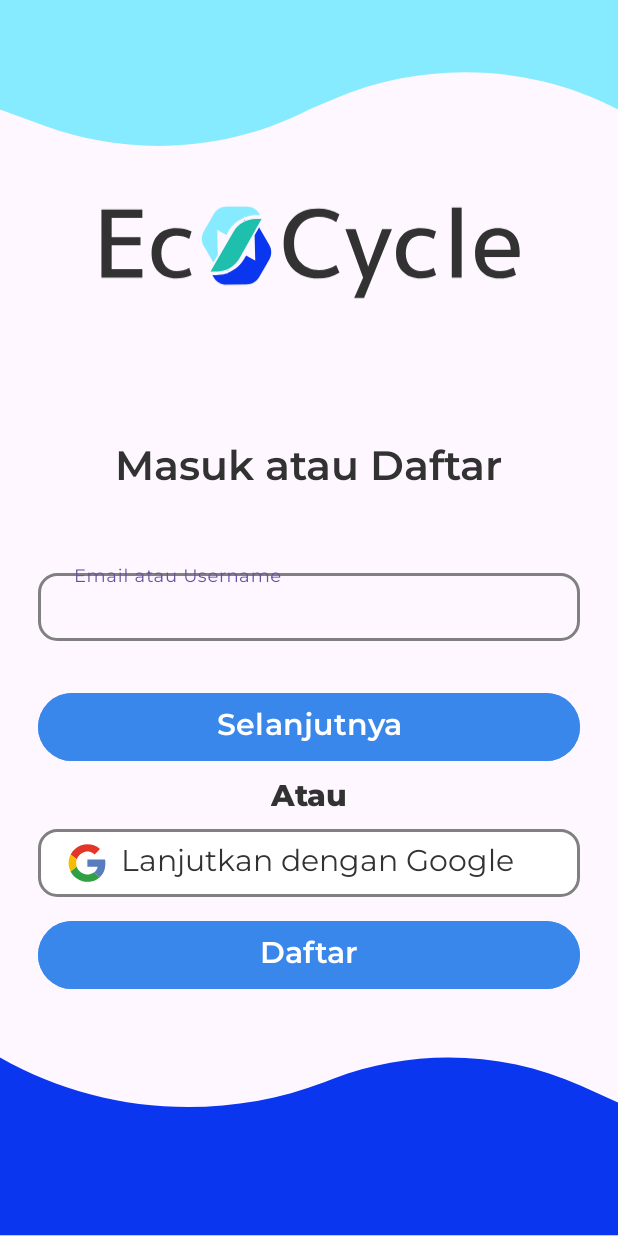
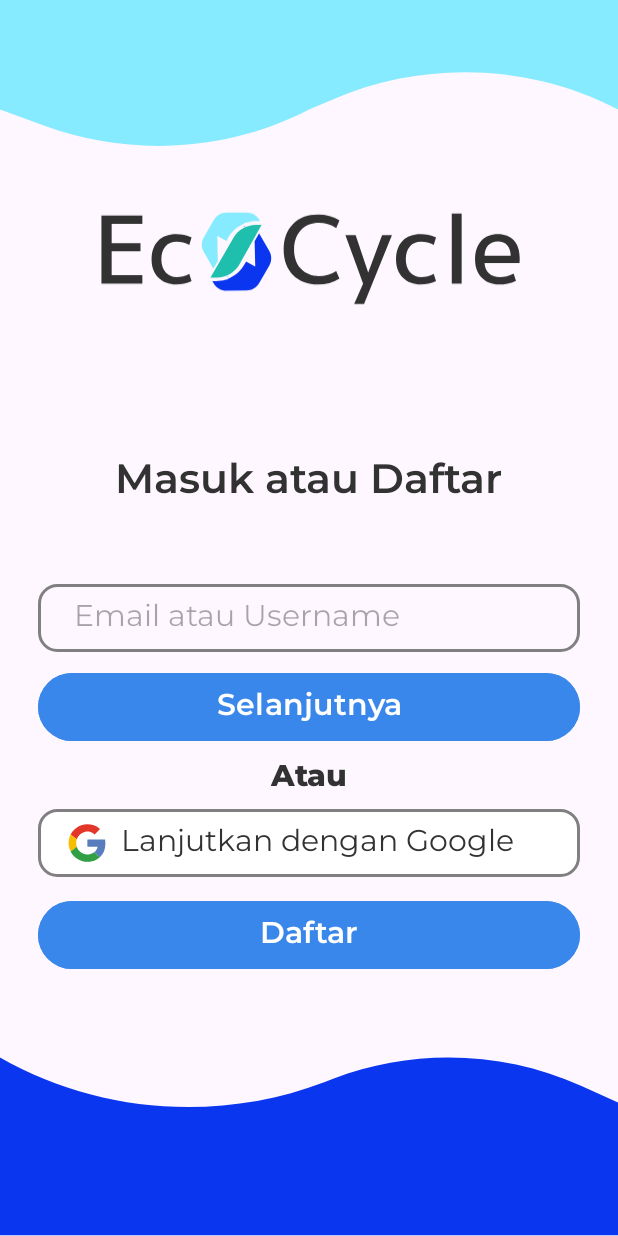
Before and after one commit to WilbertNeilsonSachio/EcoCycle, an Android app: the LoginPageActivity screen opened directly, with no data from a screen before it, on a phone screen of 412 x 824 dp. Run offline under Robolectric (Android 15) with nearby library versions, the phone set to English and light mode, and no system bars; our stand-ins replace Firebase (no records; nobody signed in at launch, a user with empty details on screens opened directly).

Commit message:
fixing crash bug

```diff
--- a/app/src/main/java/com/example/projectecocycle/LoginPageActivity.kt
+++ b/app/src/main/java/com/example/projectecocycle/LoginPageActivity.kt
@@ -10,7 +10,6 @@
 import android.widget.Toast
 import androidx.activity.enableEdgeToEdge
 import androidx.appcompat.app.AppCompatActivity
-import androidx.core.content.ContextCompat
 import androidx.core.view.ViewCompat
 import androidx.core.view.WindowInsetsCompat
 import com.google.android.gms.auth.api.signin.GoogleSignIn
@@ -43,7 +42,7 @@
         auth = FirebaseAuth.getInstance()
 
         // Bind views
-        tvInputEmailAtauUsername = findViewById(R.id.textInputLayout)
+        tvInputEmailAtauUsername = findViewById(R.id.tv_inputemailatauusername)
         tvTombolSelanjutnya = findViewById(R.id.tv_tombolselanjutnya)
         tvDaftarOption = findViewById(R.id.tv_daftaroption)
 
--- a/app/src/main/res/drawable/icon_error.xml
+++ /dev/null
@@ -1,5 +0,0 @@
-<vector xmlns:android="http://schemas.android.com/apk/res/android" android:height="24dp" android:tint="#000000" android:viewportHeight="24" android:viewportWidth="24" android:width="24dp">
-
-    <path android:fillColor="@android:color/white" android:pathData="M12,2C6.48,2 2,6.48 2,12s4.48,10 10,10 10,-4.48 10,-10S17.52,2 12,2zM13,17h-2v-2h2v2zM13,13h-2L11,7h2v6z"/>
-
-</vector>
--- a/app/src/main/res/layout/activity_login_page.xml
+++ b/app/src/main/res/layout/activity_login_page.xml
@@ -27,22 +27,13 @@
         android:layout_width="wrap_content"
         android:layout_height="wrap_content"
         app:layout_constraintTop_toBottomOf="@id/logoEcoCycle"
-        app:layout_constraintBottom_toTopOf="@id/textInputLayout"
+        app:layout_constraintBottom_toTopOf="@id/tv_inputemailatauusername"
         app:layout_constraintStart_toStartOf="parent"
         app:layout_constraintEnd_toEndOf="parent"
         android:padding="10dp"
         android:layout_marginTop="10dp"
         style="@style/subheadingtext"
         />
-    <com.google.android.material.textfield.TextInputLayout
-        android:id="@+id/textInputLayout"
-        android:layout_width="match_parent"
-        android:layout_height="wrap_content"
-        app:layout_constraintTop_toTopOf="parent"
-        app:layout_constraintBottom_toBottomOf="parent"
-        app:layout_constraintStart_toStartOf="parent"
-        app:layout_constraintEnd_toEndOf="parent"
-        app:errorEnabled="true">
     <EditText
         android:id="@+id/tv_inputemailatauusername"
         android:hint="@string/tv_inputemailatauusername"
@@ -59,7 +50,7 @@
         android:fontFamily="@font/montserrat"
         android:textSize="20sp"
         />
-    </com.google.android.material.textfield.TextInputLayout>
+
     <Button
         android:id="@+id/tv_tombolselanjutnya"
         android:text="@string/tv_tombolselanjutnya"
@@ -71,7 +62,7 @@
         android:padding="8dp"
         android:layout_marginTop="10dp"
         android:backgroundTint="@color/royalblue"
-        app:layout_constraintTop_toBottomOf="@id/textInputLayout"
+        app:layout_constraintTop_toBottomOf="@id/tv_inputemailatauusername"
         app:layout_constraintBottom_toTopOf="@id/tv_opsiAtau"
         app:layout_constraintStart_toStartOf="parent"
         app:layout_constraintEnd_toEndOf="parent" />
--- a/gradle/libs.versions.toml
+++ b/gradle/libs.versions.toml
@@ -12,7 +12,6 @@
 material = "1.12.0"
 activity = "1.9.2"
 constraintlayout = "2.1.4"
-materialVersion = "1.9.0"
 playServicesAuthVersion = "20.7.0"
 recyclerview = "1.3.2"
 
@@ -34,7 +33,6 @@
 material = { group = "com.google.android.material", name = "material", version.ref = "material" }
 androidx-activity = { group = "androidx.activity", name = "activity", version.ref = "activity" }
 androidx-constraintlayout = { group = "androidx.constraintlayout", name = "constraintlayout", version.ref = "constraintlayout" }
-material-v190 = { module = "com.google.android.material:material", version.ref = "materialVersion" }
 
 [plugins]
 android-application = { id = "com.android.application", version.ref = "agp" }
```
